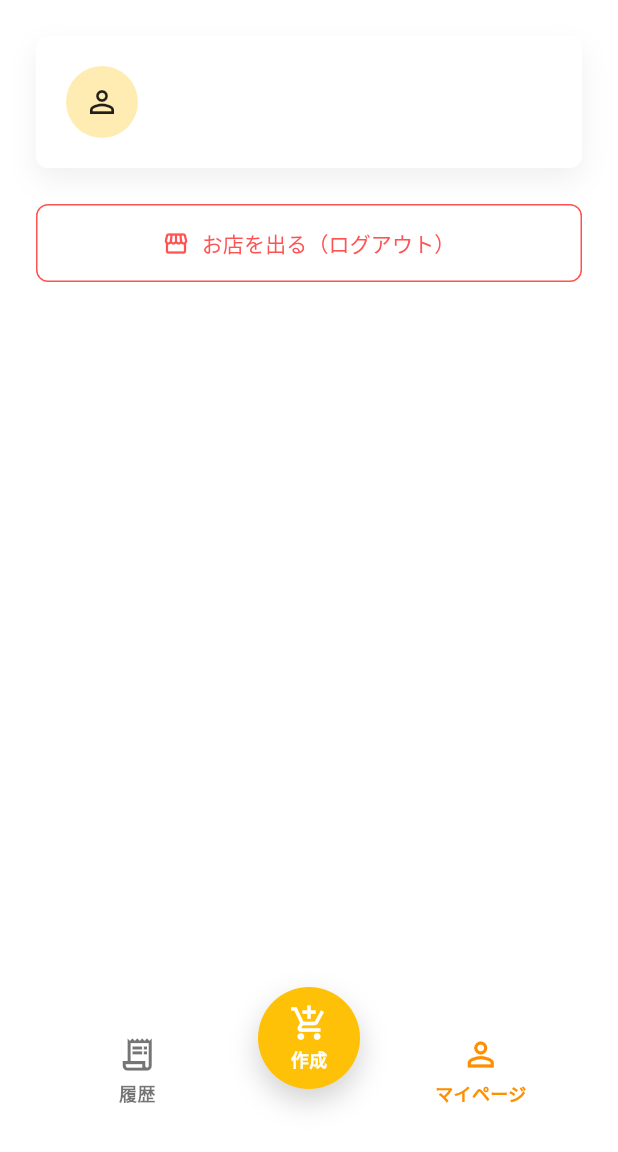
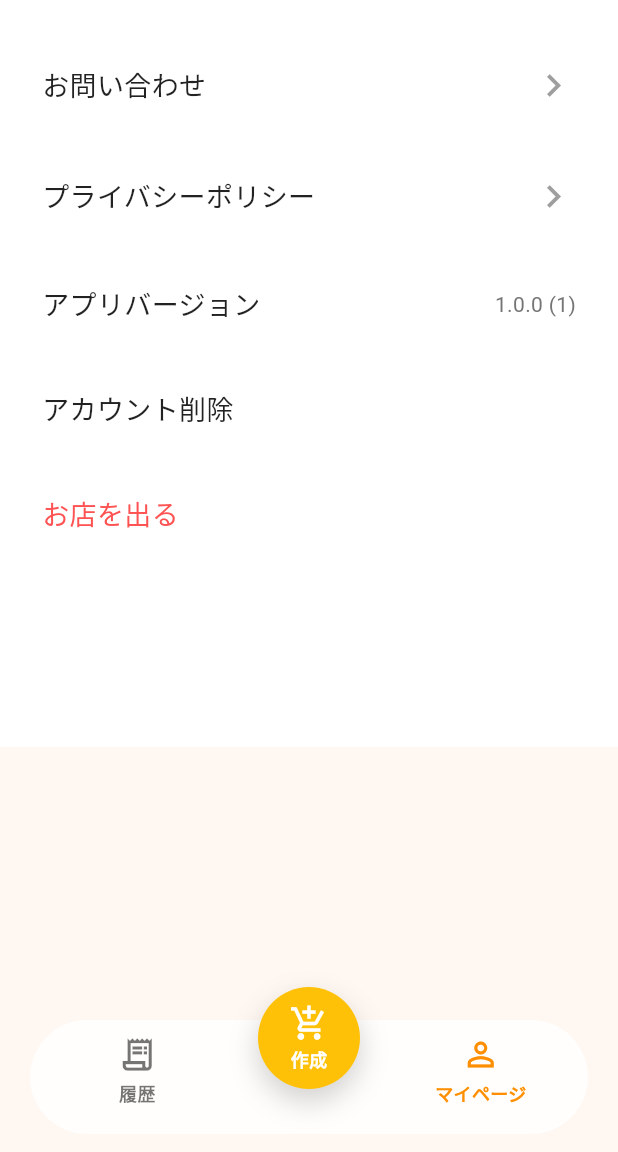
Before and after one commit to a-utaya/kaimono-plus, a Flutter app: the screen it shows once a user with an empty profile is signed in, after a tap on "履歴", after a tap on "マイページ", on a phone screen of 412 x 824 dp, the part 84-1236 px from its top. Run offline on Flutter 3.47's test engine with Material 3 defaults, Android fonts, the phone set to English and light mode, and no system bars; our stand-ins replace app_links, clock, cloud_firestore, cloud_functions, equatable, firebase_auth and 7 more; accounts and stored records are empty; generated files the repository leaves out were written again.

Commit message:
feat: マイページUI実装

```diff
--- a/packages/apps/kaimono_plus/lib/pages/home_shell_page/home_shell_page.dart
+++ b/packages/apps/kaimono_plus/lib/pages/home_shell_page/home_shell_page.dart
@@ -697,7 +697,69 @@ class MyPage extends ConsumerStatefulWidget {
 }
 
 class _MyPageState extends ConsumerState<MyPage> {
+  static const _appVersion = '1.0.0';
+  static const _appBuildNumber = '1';
+
   bool _isSigningOut = false;
+
+  void _showInfoDialog({
+    required String title,
+    required String content,
+  }) {
+    showDialog<void>(
+      context: context,
+      builder: (dialogContext) => AlertDialog(
+        backgroundColor: Colors.white,
+        insetPadding: const EdgeInsets.all(16),
+        shape: RoundedRectangleBorder(
+          borderRadius: BorderRadius.circular(8),
+        ),
+        title: Center(
+          child: Text(
+            title,
+            style: const TextStyle(
+              fontSize: 18,
+              fontWeight: FontWeight.bold,
+            ),
+          ),
+        ),
+        content: Text(content),
+        actions: [
+          TextButton(
+            onPressed: () => Navigator.of(dialogContext).pop(),
+            child: const Text('閉じる'),
+          ),
+        ],
+      ),
+    );
+  }
+
+  void _showPrivacyPolicy() {
+    _showInfoDialog(
+      title: 'プライバシーポリシー',
+      content:
+          'プライバシーポリシーの公開準備中です。'
+          '公開URLが決まり次第、こちらから確認できるようにします。',
+    );
+  }
+
+  void _showContact() {
+    _showInfoDialog(
+      title: 'お問い合わせ',
+      content:
+          'お問い合わせ・不具合報告の受付先を準備中です。'
+          '困ったことや気になる点を送れる導線をこちらに追加します。',
+    );
+  }
+
+  void _showAccountDeletion() {
+    _showInfoDialog(
+      title: 'アカウント削除',
+      content:
+          'アカウント削除の機能は準備中です。'
+          '保存した買い物リストやタグも含めて削除できるように対応します。',
+    );
+  }
 
   Future<void> _showSignOutDialog() async {
     await showDialog<void>(
@@ -739,14 +801,6 @@ class _MyPageState extends ConsumerState<MyPage> {
 
   @override
   Widget build(BuildContext context) {
-    final email = ref
-        .watch(authStateChangesProvider)
-        .when(
-          data: (user) => user?.email,
-          error: (_, _) => null,
-          loading: () => null,
-        );
-
     return Scaffold(
       appBar: AppBar(
         backgroundColor: Colors.amber,
@@ -757,75 +811,110 @@ class _MyPageState extends ConsumerState<MyPage> {
         width: double.infinity,
         color: Colors.white,
         child: SafeArea(
-          child: Padding(
-            padding: const EdgeInsets.fromLTRB(24, 24, 24, 120),
+          child: SingleChildScrollView(
+            padding: const EdgeInsets.fromLTRB(28, 20, 28, 120),
             child: Column(
               crossAxisAlignment: CrossAxisAlignment.stretch,
               children: [
-                DecoratedBox(
-                  decoration: BoxDecoration(
-                    color: Colors.white,
-                    borderRadius: BorderRadius.circular(8),
-                    boxShadow: [
-                      BoxShadow(
-                        color: Colors.black.withValues(alpha: 0.06),
-                        blurRadius: 16,
-                        offset: const Offset(0, 8),
+                _MyPageTile(
+                  title: 'お問い合わせ',
+                  onTap: _showContact,
                 ),
-                    ],
+                _MyPageTile(
+                  title: 'プライバシーポリシー',
+                  onTap: _showPrivacyPolicy,
                 ),
-                  child: Padding(
-                    padding: const EdgeInsets.all(20),
-                    child: Row(
-                      children: [
-                        CircleAvatar(
-                          radius: 24,
-                          backgroundColor: Colors.amber.shade100,
-                          child: const Icon(
-                            Icons.person_outline,
-                            color: Colors.black87,
+                const _MyPageTile(
+                  title: 'アプリバージョン',
+                  trailingText: '$_appVersion ($_appBuildNumber)',
+                  showChevron: false,
                 ),
+                _MyPageTile(
+                  title: 'アカウント削除',
+                  showChevron: false,
+                  onTap: _showAccountDeletion,
                 ),
-                        const Gap(16),
-                        Expanded(
-                          child: Text(
-                            email ?? 'ログイン中',
-                            maxLines: 1,
-                            overflow: TextOverflow.ellipsis,
-                            style: const TextStyle(
-                              fontSize: 16,
-                              fontWeight: FontWeight.w700,
-                            ),
-                          ),
+                _MyPageTile(
+                  title: 'お店を出る',
+                  foregroundColor: Colors.redAccent,
+                  isLoading: _isSigningOut,
+                  loadingText: 'お店を出ています...',
+                  showChevron: false,
+                  onTap: _isSigningOut ? null : _showSignOutDialog,
                 ),
               ],
             ),
           ),
         ),
-                const Gap(24),
-                OutlinedButton.icon(
-                  onPressed: _isSigningOut ? null : _showSignOutDialog,
-                  icon: _isSigningOut
-                      ? const SizedBox.square(
+      ),
+    );
+  }
+}
+
+class _MyPageTile extends StatelessWidget {
+  const _MyPageTile({
+    required this.title,
+    this.trailingText,
+    this.foregroundColor,
+    this.isLoading = false,
+    this.loadingText,
+    this.showChevron = true,
+    this.onTap,
+  });
+
+  final String title;
+  final String? trailingText;
+  final Color? foregroundColor;
+  final bool isLoading;
+  final String? loadingText;
+  final bool showChevron;
+  final VoidCallback? onTap;
+
+  @override
+  Widget build(BuildContext context) {
+    final color = foregroundColor ?? Colors.black87;
+
+    return Material(
+      color: Colors.transparent,
+      child: InkWell(
+        onTap: onTap,
+        borderRadius: BorderRadius.circular(8),
+        child: Padding(
+          padding: const EdgeInsets.symmetric(vertical: 22),
+          child: Row(
+            children: [
+              Expanded(
+                child: Text(
+                  isLoading ? loadingText ?? title : title,
+                  maxLines: 1,
+                  overflow: TextOverflow.ellipsis,
+                  style: TextStyle(
+                    color: color,
+                    fontSize: 18,
+                    fontWeight: FontWeight.w500,
+                  ),
+                ),
+              ),
+              if (isLoading)
+                const SizedBox.square(
                   dimension: 18,
                   child: CircularProgressIndicator(strokeWidth: 2),
                 )
-                      : const Icon(Icons.storefront_outlined),
-                  label: Text(
-                    _isSigningOut ? 'お店を出ています...' : 'お店を出る（ログアウト）',
-                    overflow: TextOverflow.ellipsis,
+              else if (trailingText != null)
+                Text(
+                  trailingText!,
+                  style: TextStyle(
+                    color: Colors.grey.shade600,
+                    fontSize: 14,
                   ),
-                  style: OutlinedButton.styleFrom(
-                    foregroundColor: Colors.redAccent,
-                    side: const BorderSide(color: Colors.redAccent),
-                    padding: const EdgeInsets.symmetric(vertical: 16),
-                    shape: RoundedRectangleBorder(
-                      borderRadius: BorderRadius.circular(8),
-                    ),
-                  ),
+                )
+              else if (showChevron)
+                Icon(
+                  Icons.chevron_right,
+                  color: Colors.grey.shade500,
+                  size: 30,
                 ),
             ],
-            ),
           ),
         ),
       ),
```
Lines whose indentation alone changed are shown as unchanged.
